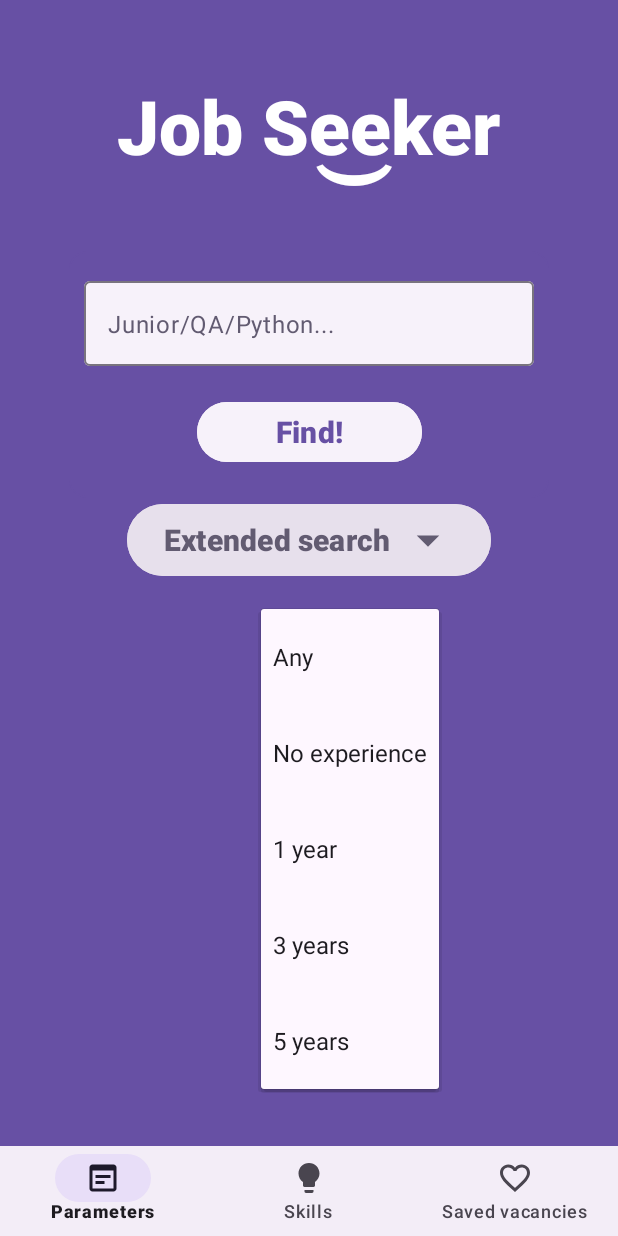
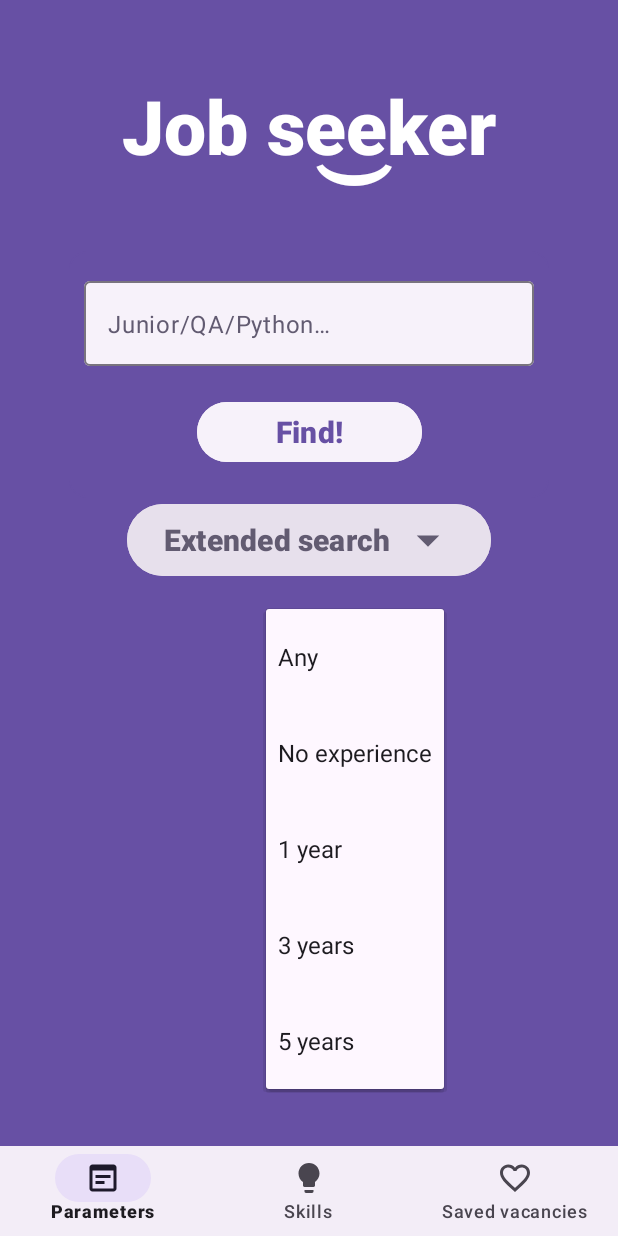
Before and after one commit to NikitunPVLK/JobSeeker, an Android app: the screen it shows after launch (MainActivity), after a tap on "Any", on a phone screen of 412 x 824 dp. Run offline under Robolectric (Android 15) with nearby library versions, the phone set to English and light mode, and no system bars; our stand-ins replace data binding, navigation-ui; Roboto replaces fonts that are not available here.

Commit message:
Values moved to resources from SearchByParameters and SearchBySkills

```diff
--- a/JobSeeker/app/src/main/java/com/example/jobseeker/ui/fragments/SearchBySkillsFragment.kt
+++ b/JobSeeker/app/src/main/java/com/example/jobseeker/ui/fragments/SearchBySkillsFragment.kt
@@ -69,12 +69,12 @@ class SearchBySkillsFragment : Fragment() {
             params.columnSpec = GridLayout.spec(GridLayout.UNDEFINED, columnWeight)
             params.rowSpec = GridLayout.spec(GridLayout.UNDEFINED, rowWeight)
             params.marginEnd = resources
-                .getDimension(R.dimen.search_by_skills_grid_margin_end)
+                .getDimension(R.dimen.skills_grid_margin_end)
                 .toInt()
             binding.grid.addView(skillButton, params)
             if (skills.size % resources.getInteger(R.integer.search_by_skills_max_row_size) == 1) {
                 runSearchButtonAnimation(
-                    resources.getDimension(R.dimen.search_by_skills_find_button_offset_down)
+                    resources.getDimension(R.dimen.search_by_skills_search_button_offset_down)
                 )
             }
             ObjectAnimator
@@ -125,7 +125,7 @@ class SearchBySkillsFragment : Fragment() {
                     skills.remove(clickedSkillButton.text)
                     binding.grid.removeView(clickedSkillButton)
                     if (skills.size % resources.getInteger(R.integer.search_by_skills_max_row_size) == 0) {
-                        runSearchButtonAnimation(resources.getDimension(R.dimen.search_by_skills_find_button_offset_up))
+                        runSearchButtonAnimation(resources.getDimension(R.dimen.search_by_skills_search_button_offset_up))
                     }
                 }
                 start()
--- a/JobSeeker/app/src/main/res/layout/activity_main.xml
+++ b/JobSeeker/app/src/main/res/layout/activity_main.xml
@@ -8,7 +8,7 @@
 
     <androidx.core.widget.NestedScrollView
         android:layout_width="match_parent"
-        android:layout_height="0dp"
+        android:layout_height="@dimen/main_activity_nested_scroll_view_height"
         app:layout_constraintTop_toTopOf="parent"
         app:layout_constraintBottom_toTopOf="@id/bottom_navigation"
         android:fillViewport="true">
@@ -26,9 +26,9 @@
     <com.google.android.material.bottomnavigation.BottomNavigationView
         android:id="@+id/bottom_navigation"
         android:layout_width="match_parent"
-        android:layout_height="60dp"
-        app:itemPaddingTop="5dp"
-        app:itemPaddingBottom="12dp"
+        android:layout_height="@dimen/bottom_navigation_height"
+        app:itemPaddingTop="@dimen/bottom_navigation_item_padding_top"
+        app:itemPaddingBottom="@dimen/bottom_navigation_item_padding_bottom"
         app:layout_constraintBottom_toBottomOf="parent"
         app:layout_constraintEnd_toEndOf="parent"
         app:layout_constraintStart_toStartOf="parent"
--- a/JobSeeker/app/src/main/res/layout/fragment_saved_vacancies.xml
+++ b/JobSeeker/app/src/main/res/layout/fragment_saved_vacancies.xml
@@ -16,8 +16,8 @@
         android:layout_height="wrap_content"
         android:layout_gravity="center"
         android:visibility="gone"
-        android:text="There are no saved vacancies"
-        android:textSize="20sp"
+        android:text="@string/empty_saved_vacancies_text_view_text"
+        android:textSize="@dimen/empty_saved_vacancies_text_view_text_size"
         />
 
 </FrameLayout>
--- a/JobSeeker/app/src/main/res/layout/fragment_search_by_parameters.xml
+++ b/JobSeeker/app/src/main/res/layout/fragment_search_by_parameters.xml
@@ -24,10 +24,10 @@
                 android:id="@+id/app_title"
                 android:layout_width="wrap_content"
                 android:layout_height="wrap_content"
-                android:layout_marginTop="50dp"
-                android:text="Job Seeker"
+                android:layout_marginTop="@dimen/app_title_margin_top"
+                android:text="@string/app_title"
                 android:textColor="?attr/colorOnPrimary"
-                android:textSize="50sp"
+                android:textSize="@dimen/app_title_text_size"
                 app:fontFamily="@font/roboto_black"
                 app:layout_constraintEnd_toEndOf="parent"
                 app:layout_constraintStart_toStartOf="parent"
@@ -37,12 +37,12 @@
             <com.google.android.material.textview.MaterialTextView
                 android:layout_width="wrap_content"
                 android:layout_height="wrap_content"
-                android:layout_marginTop="33dp"
+                android:layout_marginTop="@dimen/app_title_parenthesis_margin_top"
                 android:fontFamily="@font/roboto_black"
                 android:rotation="90"
-                android:text=")"
+                android:text="@string/app_title_parenthesis"
                 android:textColor="?attr/colorOnPrimary"
-                android:textSize="50sp"
+                android:textSize="@dimen/app_title_parenthesis_text_size"
                 app:layout_constraintEnd_toEndOf="parent"
                 app:layout_constraintHorizontal_bias="0.59"
                 app:layout_constraintStart_toStartOf="parent"
@@ -52,13 +52,13 @@
                 android:id="@+id/key_words_card_view"
                 android:layout_width="wrap_content"
                 android:layout_height="wrap_content"
-                android:layout_marginTop="50dp"
+                android:layout_marginTop="@dimen/search_card_view_margin_top"
                 app:cardBackgroundColor="?attr/colorPrimary"
-                app:cardElevation="0dp"
-                app:contentPaddingBottom="20dp"
-                app:contentPaddingLeft="10dp"
-                app:contentPaddingRight="10dp"
-                app:contentPaddingTop="20dp"
+                app:cardElevation="@dimen/search_card_view_elevation"
+                app:contentPaddingBottom="@dimen/search_card_view_content_padding_bottom"
+                app:contentPaddingLeft="@dimen/search_card_view_content_padding_left"
+                app:contentPaddingRight="@dimen/search_card_view_content_padding_right"
+                app:contentPaddingTop="@dimen/search_card_view_content_padding_top"
                 app:layout_constraintEnd_toEndOf="parent"
                 app:layout_constraintStart_toStartOf="parent"
                 app:layout_constraintTop_toBottomOf="@id/app_title"
@@ -80,12 +80,11 @@
 
                         <com.google.android.material.textfield.TextInputEditText
                             android:id="@+id/key_words_input"
-                            android:layout_width="300dp"
+                            android:layout_width="@dimen/key_words_input_width"
                             android:layout_height="wrap_content"
-                            android:hint="Junior/QA/Python..."
+                            android:hint="@string/key_words_input_hint"
                             android:importantForAutofill="no"
                             android:inputType="text"
-                            android:minHeight="48dp"
                             android:textColorHint="?attr/colorSecondary"
                             app:layout_constraintEnd_toEndOf="parent"
                             app:layout_constraintStart_toStartOf="parent"
@@ -95,15 +94,15 @@
 
                     <Button
                         android:id="@+id/search_button"
-                        android:layout_width="150dp"
+                        android:layout_width="@dimen/search_by_parameters_search_button_width"
                         android:layout_height="wrap_content"
-                        android:layout_marginTop="20dp"
+                        android:layout_marginTop="@dimen/search_by_parameters_search_button_margin_top"
                         android:backgroundTint="?attr/colorSurfaceContainerLow"
                         android:fontFamily="@font/roboto_black"
                         android:onClick="@{()-> searchParametersFragment.submitSearchParameters()}"
-                        android:text="Find!"
+                        android:text="@string/search_button_text"
                         android:textColor="?attr/colorPrimary"
-                        android:textSize="20sp"
+                        android:textSize="@dimen/search_by_parameters_search_button_text_size"
                         app:layout_constraintEnd_toEndOf="parent"
                         app:layout_constraintStart_toStartOf="parent"
                         app:layout_constraintTop_toBottomOf="@+id/key_words_input_layout" />
@@ -122,13 +121,13 @@
                     android:id="@+id/extended_search_card_view"
                     android:layout_width="wrap_content"
                     android:layout_height="wrap_content"
-                    android:layout_marginTop="4dp"
+                    android:layout_marginTop="@dimen/extended_search_card_view_margin_top"
                     android:visibility="invisible"
                     app:cardBackgroundColor="?attr/colorSurfaceVariant"
-                    app:contentPaddingBottom="20dp"
-                    app:contentPaddingLeft="10dp"
-                    app:contentPaddingRight="10dp"
-                    app:contentPaddingTop="70dp">
+                    app:contentPaddingBottom="@dimen/extended_search_card_view_content_padding_bottom"
+                    app:contentPaddingLeft="@dimen/extended_search_card_view_content_padding_left"
+                    app:contentPaddingRight="@dimen/extended_search_card_view_content_padding_right"
+                    app:contentPaddingTop="@dimen/extended_search_card_view_content_padding_top">
 
                     <androidx.constraintlayout.widget.ConstraintLayout
                         android:layout_width="wrap_content"
@@ -140,9 +139,8 @@
                             android:layout_height="wrap_content"
                             android:gravity="center"
                             android:labelFor="@id/experience_spinner"
-                            android:minHeight="48dp"
-                            android:text="Experience"
-                            android:textSize="18sp"
+                            android:text="@string/experience_label_text"
+                            android:textSize="@dimen/experience_label_text_size"
                             app:layout_constraintBottom_toBottomOf="@+id/experience_spinner"
                             app:layout_constraintEnd_toStartOf="@+id/experience_spinner"
                             app:layout_constraintStart_toStartOf="parent"
@@ -152,9 +150,7 @@
                             android:id="@+id/experience_spinner"
                             android:layout_width="wrap_content"
                             android:layout_height="wrap_content"
-
                             android:gravity="end"
-                            android:minHeight="48dp"
                             app:layout_constraintEnd_toEndOf="parent"
                             app:layout_constraintStart_toEndOf="@id/experience_label"
                             app:layout_constraintTop_toTopOf="parent" />
@@ -163,17 +159,16 @@
                             android:id="@+id/category_input_layout"
                             android:layout_width="wrap_content"
                             android:layout_height="wrap_content"
-                            android:layout_marginTop="@dimen/search_by_parameters_element_margin"
+                            android:layout_marginTop="@dimen/category_input_margin_top"
                             app:layout_constraintEnd_toEndOf="parent"
                             app:layout_constraintStart_toStartOf="parent"
                             app:layout_constraintTop_toBottomOf="@+id/experience_spinner">
 
                             <com.google.android.material.textfield.MaterialAutoCompleteTextView
                                 android:id="@+id/category_input"
-                                android:layout_width="300dp"
+                                android:layout_width="@dimen/category_input_width"
                                 android:layout_height="wrap_content"
-                                android:hint="Category"
-                                android:minHeight="48dp"
+                                android:hint="@string/category_input_hint"
                                 app:layout_constraintEnd_toEndOf="parent"
                                 app:layout_constraintStart_toStartOf="parent"
                                 app:layout_constraintTop_toBottomOf="parent" />
@@ -184,17 +179,16 @@
                             android:id="@+id/location_input_layout"
                             android:layout_width="wrap_content"
                             android:layout_height="wrap_content"
-                            android:layout_marginTop="@dimen/search_by_parameters_element_margin"
+                            android:layout_marginTop="@dimen/location_input_margin_top"
                             app:layout_constraintEnd_toEndOf="parent"
                             app:layout_constraintStart_toStartOf="parent"
                             app:layout_constraintTop_toBottomOf="@+id/category_input_layout">
 
                             <com.google.android.material.textfield.MaterialAutoCompleteTextView
                                 android:id="@+id/location_input"
-                                android:layout_width="300dp"
+                                android:layout_width="@dimen/location_input_width"
                                 android:layout_height="wrap_content"
-                                android:hint="Location"
-                                android:minHeight="48dp" />
+                                android:hint="@string/location_input_hint"/>
                         </com.google.android.material.textfield.TextInputLayout>
 
                     </androidx.constraintlayout.widget.ConstraintLayout>
@@ -207,15 +201,13 @@
                     android:layout_height="wrap_content"
                     android:layout_centerHorizontal="true"
                     android:backgroundTint="?attr/colorSurfaceVariant"
-                    android:elevation="4dp"
                     android:fontFamily="@font/roboto_black"
-                    android:text="Extended search"
+                    android:text="@string/extended_search_button_text"
                     android:textColor="?attr/colorSecondary"
-                    android:textSize="20sp"
-                    app:elevation="4dp"
+                    android:textSize="@dimen/extended_search_button_text_size"
                     app:icon="@drawable/animated_ic_open_extended_search"
                     app:iconGravity="end"
-                    app:iconSize="36dp"
+                    app:iconSize="@dimen/extended_search_button_icon_size"
                     app:iconTint="?attr/colorSecondary"
                     app:rippleColor="?attr/colorSurfaceVariant" />
             </RelativeLayout>
--- a/JobSeeker/app/src/main/res/menu/bottom_navigation_menu.xml
+++ b/JobSeeker/app/src/main/res/menu/bottom_navigation_menu.xml
@@ -4,13 +4,13 @@
     <item
         android:id="@+id/searchParametersFragment"
         android:icon="@drawable/parameters"
-        android:title="Parameters" />
+        android:title="@string/item_parameters_text" />
     <item
         android:id="@+id/skillsBasedSearchFragment"
         android:icon="@drawable/skills"
-        android:title="Skills" />
+        android:title="@string/item_skills_text" />
     <item
         android:id="@+id/savedVacanciesFragment"
         android:icon="@drawable/favorite"
-        android:title="Saved vacancies" />
+        android:title="@string/item_saved_vacancies_text" />
 </menu>
--- a/JobSeeker/app/src/main/res/values/dimen.xml
+++ b/JobSeeker/app/src/main/res/values/dimen.xml
@@ -1,7 +1,87 @@
 <?xml version="1.0" encoding="utf-8"?>
 <resources>
-    <dimen name="search_by_parameters_element_margin">15dp</dimen>
-    <dimen name="search_by_skills_grid_margin_end">10dp</dimen>
-    <dimen name="search_by_skills_find_button_offset_down">50dp</dimen>
-    <dimen name="search_by_skills_find_button_offset_up">-50dp</dimen>
+
+    <!--Main Activity-->
+    <dimen name="main_activity_nested_scroll_view_height">0dp</dimen>
+
+    <!--Bottom Navigation-->
+    <dimen name="bottom_navigation_height">60dp</dimen>
+    <dimen name="bottom_navigation_item_padding_top">5dp</dimen>
+    <dimen name="bottom_navigation_item_padding_bottom">12dp</dimen>
+
+    <!--Search by Parameters-->
+    <!--App Title-->
+    <dimen name="app_title_margin_top">50dp</dimen>
+    <dimen name="app_title_text_size">50sp</dimen>
+    <dimen name="app_title_parenthesis_margin_top">33dp</dimen>
+    <dimen name="app_title_parenthesis_text_size">50sp</dimen>
+
+    <!--Key words search-->
+    <!--CardView-->
+    <dimen name="search_card_view_margin_top">50dp</dimen>
+    <dimen name="search_card_view_elevation">0dp</dimen>
+    <dimen name="search_card_view_content_padding_bottom">20dp</dimen>
+    <dimen name="search_card_view_content_padding_left">10dp</dimen>
+    <dimen name="search_card_view_content_padding_right">10dp</dimen>
+    <dimen name="search_card_view_content_padding_top">20dp</dimen>
+
+    <!--Key words input-->
+    <dimen name="key_words_input_width">300dp</dimen>
+
+    <!--Search Button-->
+    <dimen name="search_by_parameters_search_button_width">150dp</dimen>
+    <dimen name="search_by_parameters_search_button_margin_top">20dp</dimen>
+    <dimen name="search_by_parameters_search_button_text_size">20sp</dimen>
+
+    <!--Extended search-->
+    <!--Button-->
+    <dimen name="extended_search_button_icon_size">36dp</dimen>
+    <dimen name="extended_search_button_text_size">20sp</dimen>
+
+    <!--Extended search CardView-->
+    <dimen name="extended_search_card_view_margin_top">4dp</dimen>
+    <dimen name="extended_search_card_view_content_padding_bottom">20dp</dimen>
+    <dimen name="extended_search_card_view_content_padding_left">10dp</dimen>
+    <dimen name="extended_search_card_view_content_padding_right">10dp</dimen>
+    <dimen name="extended_search_card_view_content_padding_top">70dp</dimen>
+
+    <!--Experience-->
+    <dimen name="experience_label_text_size">20sp</dimen>
+
+    <!--Category-->
+    <dimen name="category_input_width">300dp</dimen>
+    <dimen name="category_input_margin_top">15dp</dimen>
+
+    <!--Location-->
+    <dimen name="location_input_width">300dp</dimen>
+    <dimen name="location_input_margin_top">15dp</dimen>
+
+
+    <!--Search by skills-->
+    <!--Hint TextView-->
+    <dimen name="search_by_skills_hint_width">300dp</dimen>
+    <dimen name="search_by_skills_hint_margin_top">50dp</dimen>
+    <dimen name="search_by_skills_hint_text_size">20sp</dimen>
+
+    <!--Skills input-->
+    <dimen name="skills_input_margin_top">20dp</dimen>
+    <dimen name="skills_input_width">300dp</dimen>
+
+    <!--Add skill Button-->
+    <dimen name="add_skill_button_width">48dp</dimen>
+    <dimen name="add_skill_button_height">48dp</dimen>
+
+    <!--Skills GridView-->
+    <dimen name="skills_grid_margin_end">10dp</dimen>
+    <dimen name="skills_grid_margin_top">10dp</dimen>
+
+    <!--Search Button-->
+    <dimen name="search_by_skills_search_button_margin_top">10dp</dimen>
+    <dimen name="search_by_skills_search_button_text_size">20sp</dimen>
+    <dimen name="search_by_skills_search_button_offset_down">50dp</dimen>
+    <dimen name="search_by_skills_search_button_offset_up">-50dp</dimen>
+
+
+    <!--Saved vacancies -->
+    <dimen name="empty_saved_vacancies_text_view_text_size">20sp</dimen>
 </resources>
--- a/JobSeeker/app/src/main/res/values/strings.xml
+++ b/JobSeeker/app/src/main/res/values/strings.xml
@@ -1,7 +1,29 @@
 <resources>
     <string name="app_name">JobSeeker</string>
-    <!-- TODO: Remove or change this placeholder text -->
-    <string name="hello_blank_fragment">Hello blank fragment</string>
+    <string name="search_button_text">Find!</string>
+
+    <!--Bottom navigation-->
+    <string name="item_parameters_text">Parameters</string>
+    <string name="item_skills_text">Skills</string>
+    <string name="item_saved_vacancies_text">Saved vacancies</string>
+
+    <!--Search by parameters-->
+    <string name="app_title">Job seeker</string>
+    <string name="app_title_parenthesis">)</string>
+    <string name="key_words_input_hint">Junior/QA/Python…</string>
+    <string name="extended_search_button_text">Extended search</string>
+    <string name="experience_label_text">Experience</string>
+    <string name="category_input_hint">Category</string>
+    <string name="location_input_hint">Location</string>
+
+    <!--Search by skills-->
+    <string name="search_by_skills_hint_text">Here you can enter your skills and we will find suitable vacancies</string>
+    <string name="skills_input_hint">Skills</string>
+    <string name="add_skill_button_content_description">Add skill</string>
+
+
+    <!--Saved Vacancies-->
+    <string name="empty_saved_vacancies_text_view_text">There are no saved vacancies</string>
     <string-array name="location_array">
         <item>Kyiv</item>
         <item>Lviv</item>
```
Also changed, not shown: JobSeeker/app/src/main/res/layout/fragment_search_by_skills.xml (+14 -15 lines).
